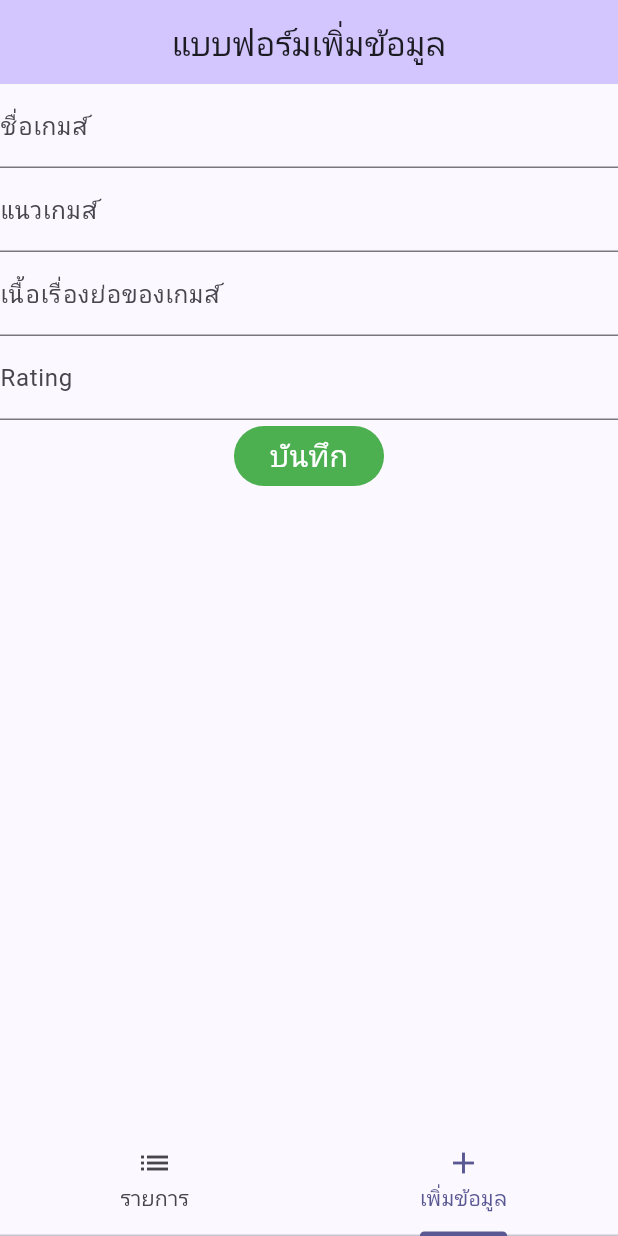
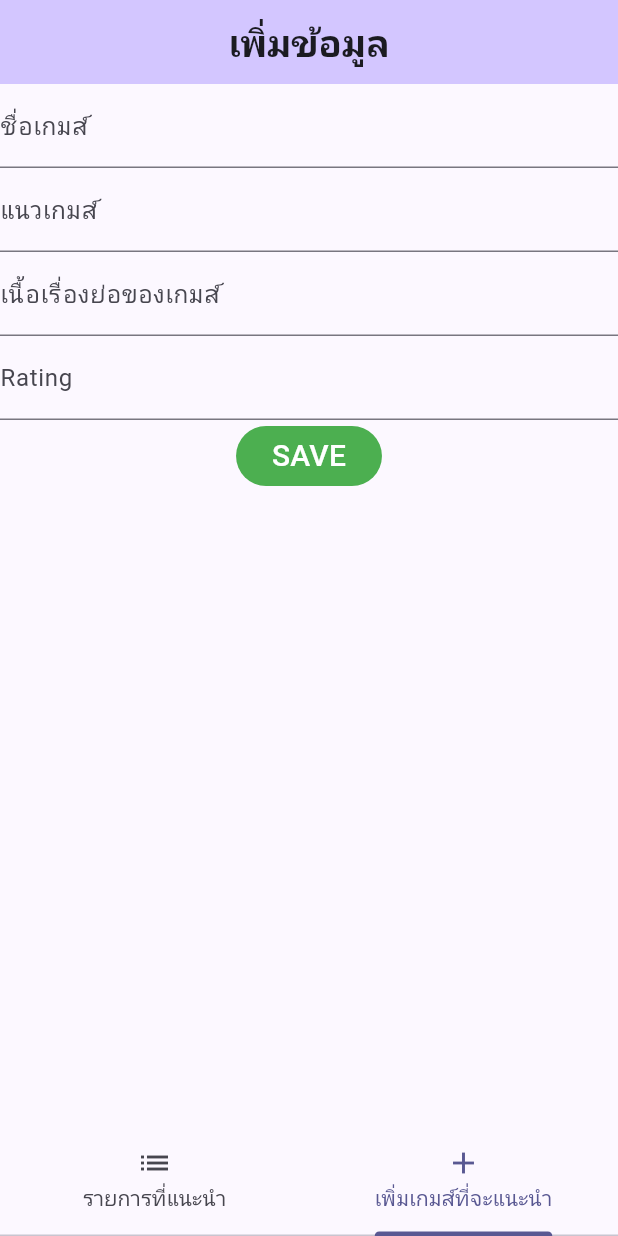
Before and after one commit to Nathakon1/Project-Mobile-App, a Flutter app: the screen it shows after launch, tab 2 chosen, on a phone screen of 412 x 824 dp. Run offline on Flutter 3.47's test engine with Material 3 defaults, Android fonts, the phone set to English and light mode, and no system bars; our stand-ins replace sembast.

```diff
--- a/lib/main.dart
+++ b/lib/main.dart
@@ -49,7 +49,7 @@ class _MyHomePageState extends State<MyHomePage> {
 
   @override
   Widget build(BuildContext context) {
-    return DefaultTabController(
+    return const DefaultTabController(
         length: 2,
         child: Scaffold(
           body: TabBarView(
@@ -61,11 +61,12 @@ class _MyHomePageState extends State<MyHomePage> {
           bottomNavigationBar: TabBar(
             tabs: [
               Tab(
-                text: "รายการ",
+                text: "รายการที่แนะนำ",
                 icon: Icon(Icons.list),
               ),
               Tab(
-                text: "เพิ่มข้อมูล",
+
+                text: "เพิ่มเกมส์ที่จะแนะนำ",
                 icon: Icon(Icons.add),
               ),
             ],
--- a/lib/screens/form_screen.dart
+++ b/lib/screens/form_screen.dart
@@ -28,7 +28,13 @@ class _FormScreenState extends State<FormScreen> {
         appBar: AppBar(
         backgroundColor: const Color.fromARGB(51, 47, 0, 255),
         centerTitle: true,
-          title: const Text('แบบฟอร์มเพิ่มข้อมูล'),
+          title: const Text(
+            'เพิ่มข้อมูล',
+            style: TextStyle(
+              fontSize: 25,
+              fontWeight: FontWeight.bold,
+            ),
+          ),
         ),
         body: Form(
             key: formKey,
@@ -94,7 +100,7 @@ class _FormScreenState extends State<FormScreen> {
                 FilledButton(
                   style:
                         FilledButton.styleFrom(backgroundColor: Colors.green),
-                    child: const Text('บันทึก',style: TextStyle(fontSize: 20),),
+                    child: const Text('SAVE',style: TextStyle(fontSize: 20),),
                     onPressed: () {
                           if (formKey.currentState!.validate())
                             {
```
Also changed, not shown: lib/screens/edit_screen.dart (+21 -12 lines), lib/screens/home_screen.dart (+13 -7 lines).
